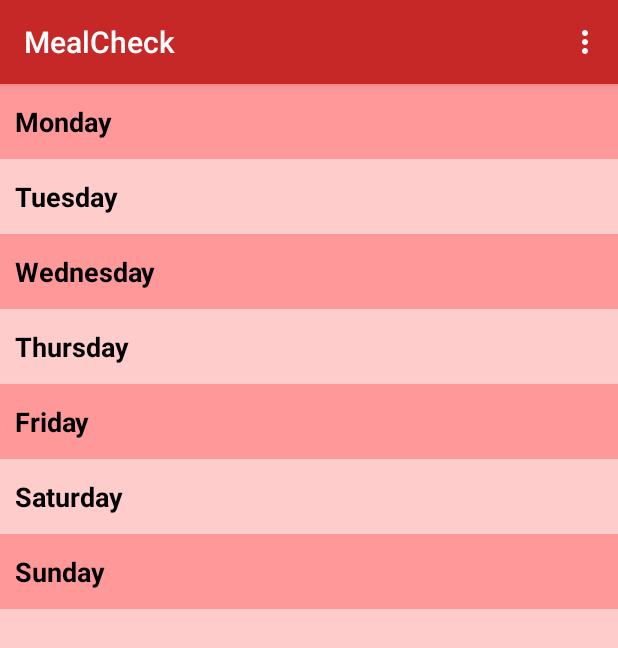
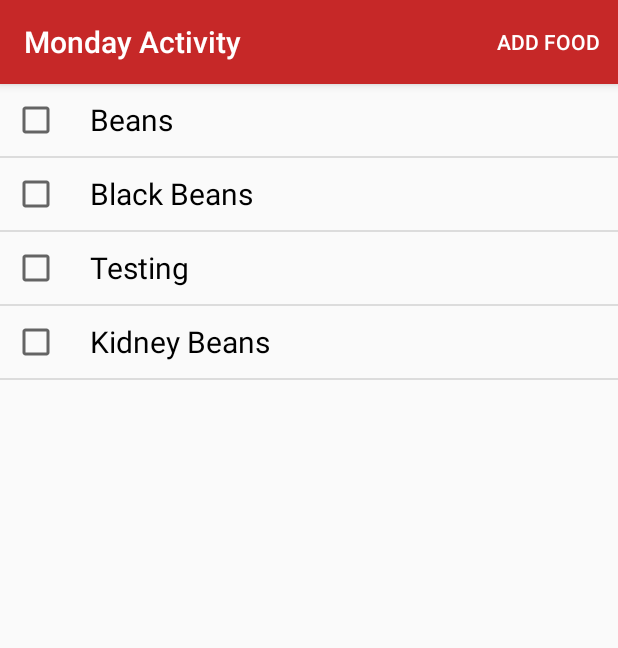
Before and after one commit to akash-kab/MealCheck, an Android app: the screen it shows after launch (MainActivity before the commit, MondayActivity after it), after a tap on "Monday", on a phone screen of 412 x 824 dp. Shown: the top 648 px of the screen. Run offline under Robolectric (Android 15) with nearby library versions, the phone set to English and light mode, and no system bars.

Commit message:
Fix other mistakes where app was force closing. Add another menu for food activity, which will be used for all the weekdays.

```diff
--- a/app/src/main/AndroidManifest.xml
+++ b/app/src/main/AndroidManifest.xml
@@ -16,6 +16,12 @@
                 <category android:name="android.intent.category.LAUNCHER" />
             </intent-filter>
         </activity>
+        <activity
+            android:name=".FoodActivity"
+            android:label="Food Activity" />
+        <activity
+            android:name=".days.MondayActivity"
+            android:label="Monday Activity" />
     </application>
 
 </manifest>
--- a/app/src/main/java/com/example/android/mealcheck/days/MondayActivity.java
+++ b/app/src/main/java/com/example/android/mealcheck/days/MondayActivity.java
@@ -1,4 +1,67 @@
 package com.example.android.mealcheck.days;
 
-public class MondayActivity {
+import android.os.Bundle;
+import android.support.v7.app.AppCompatActivity;
+import android.view.Menu;
+import android.view.MenuItem;
+import android.widget.ListView;
+
+import com.example.android.mealcheck.R;
+import com.example.android.mealcheck.Word;
+
+import java.util.ArrayList;
+import com.example.android.mealcheck.ListAdapter;
+
+public class MondayActivity extends AppCompatActivity {
+
+    @Override
+    protected void onCreate(Bundle savedIntenseState) {
+        super.onCreate(savedIntenseState);
+
+        setContentView(R.layout.food_activity);
+
+
+        // testing adapter and listview to make sure food is being added.
+        // Create a list of words
+        ArrayList<Word> words = new ArrayList<Word>();
+        words.add(new Word("Beans"));
+        words.add(new Word("Black Beans"));
+        words.add(new Word("Testing"));
+        words.add(new Word("Kidney Beans"));
+
+        // Create an {@link ListAdapter}, whose data source is a list of {@link Word}s. The
+        // adapter knows how to create list items for each item in the list.
+        ListAdapter adapter = new ListAdapter(this, words);
+
+        // Find the {@link ListView} object in the view hierarchy of the {@link Activity}.
+        // There should be a {@link ListView} with the view ID called list, which is declared in the
+        // word_list.xml layout file.
+        ListView listView = (ListView) findViewById(R.id.list);
+
+        // Make the {@link ListView} use the {@link WordAdapter} we created above, so that the
+        // {@link ListView} will display list items for each {@link Word} in the list.
+        listView.setAdapter(adapter);
+
+
+    }
+
+    @Override
+    public boolean onCreateOptionsMenu(Menu menu) {
+        // Inflate the menu options from the res/menu/settings_menu.xml file.
+        // This adds menu items to the app bar.
+        getMenuInflater().inflate(R.menu.food_menu, menu);
+        return true;
+    }
+
+    @Override
+    public boolean onOptionsItemSelected(MenuItem item) {
+        // User clicked on a menu option in the app bar overflow menu
+        switch (item.getItemId()) {
+            case R.id.add_food:
+                // Do nothing for now
+                return true;
+        }
+        return super.onOptionsItemSelected(item);
+    }
+
 }
--- a/app/src/main/res/layout/food_activity.xml
+++ b/app/src/main/res/layout/food_activity.xml
@@ -13,4 +13,5 @@
         android:layout_height="match_parent" />
 
 
+
 </LinearLayout>
--- a/app/src/main/res/layout/item_list.xml
+++ b/app/src/main/res/layout/item_list.xml
@@ -2,6 +2,7 @@
 <!-- Layout for a single list item in the list of pets -->
 <LinearLayout
     xmlns:android="http://schemas.android.com/apk/res/android"
+    xmlns:tools="http://schemas.android.com/tools"
     android:layout_width="match_parent"
     android:layout_height="wrap_content"
     android:orientation="vertical" >
@@ -10,11 +11,11 @@
 
     <CheckBox
         android:id="@+id/checkbox"
-        android:layout_width="wrap_content"
+        android:layout_width="match_parent"
         android:layout_height="wrap_content"
         android:layout_margin="8dp"
         android:paddingLeft="20dp"
-        android:text="Meal Name"
+        tools:text="Meal Name"
         android:textSize="20sp"/>
 
 </LinearLayout>
--- /dev/null
+++ b/app/src/main/res/menu/food_menu.xml
@@ -0,0 +1,12 @@
+<?xml version="1.0" encoding="utf-8"?>
+<menu xmlns:android="http://schemas.android.com/apk/res/android"
+    xmlns:app="http://schemas.android.com/apk/res-auto"
+    xmlns:tools="http://schemas.android.com/tools"
+    tools:context=".FoodActivity">
+
+    <item
+        android:id="@+id/add_food"
+        android:title="Add Food"
+        app:showAsAction="always" />
+
+</menu>
--- a/app/src/main/res/menu/settings_menu.xml
+++ b/app/src/main/res/menu/settings_menu.xml
@@ -1,16 +1,4 @@
 <?xml version="1.0" encoding="utf-8"?>
-<!-- Copyright (C) 2016 The Android Open Source Project
-     Licensed under the Apache License, Version 2.0 (the "License");
-     you may not use this file except in compliance with the License.
-     You may obtain a copy of the License at
-          http://www.apache.org/licenses/LICENSE-2.0
-     Unless required by applicable law or agreed to in writing, software
-     distributed under the License is distributed on an "AS IS" BASIS,
-     WITHOUT WARRANTIES OR CONDITIONS OF ANY KIND, either express or implied.
-     See the License for the specific language governing permissions and
-     limitations under the License.
--->
-<!-- Options menu for the CatalogActivity -->
 <menu xmlns:android="http://schemas.android.com/apk/res/android"
     xmlns:app="http://schemas.android.com/apk/res-auto"
     xmlns:tools="http://schemas.android.com/tools"
```
Also changed, not shown: app/src/main/java/com/example/android/mealcheck/MainActivity.java (+7 -3 lines).
